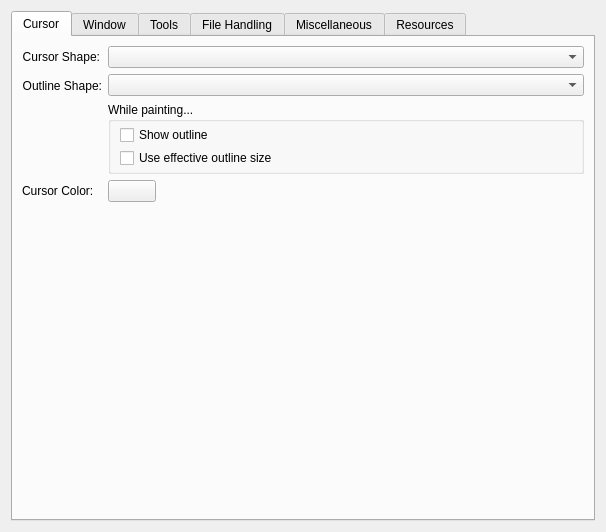
Before: the Qt Designer form libs/ui/forms/wdggeneralsettings.ui in KDE/krita, drawn with Qt 5.
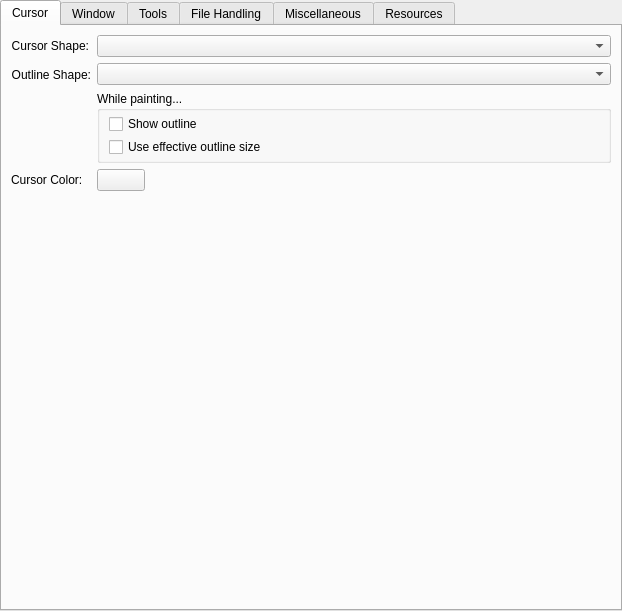
After: the same form once the commit is applied. Custom widgets are drawn as their Qt base class.

What changed in the file:
```diff
--- a/libs/ui/forms/wdggeneralsettings.ui
+++ b/libs/ui/forms/wdggeneralsettings.ui
@@ -6,14 +6,6 @@
   </author>
  <class>WdgGeneralSettings</class>
  <widget class="QWidget" name="WdgGeneralSettings">
-  <property name="geometry">
-   <rect>
-    <x>0</x>
-    <y>0</y>
-    <width>606</width>
-    <height>532</height>
-   </rect>
-  </property>
   <property name="sizePolicy">
    <sizepolicy hsizetype="Preferred" vsizetype="Minimum">
     <horstretch>0</horstretch>
@@ -27,6 +19,18 @@
    </size>
   </property>
   <layout class="QVBoxLayout" name="verticalLayout_6">
+   <property name="leftMargin">
+    <number>0</number>
+   </property>
+   <property name="topMargin">
+    <number>0</number>
+   </property>
+   <property name="rightMargin">
+    <number>0</number>
+   </property>
+   <property name="bottomMargin">
+    <number>0</number>
+   </property>
    <item>
     <widget class="QTabWidget" name="tabWidget">
      <property name="currentIndex">
```
